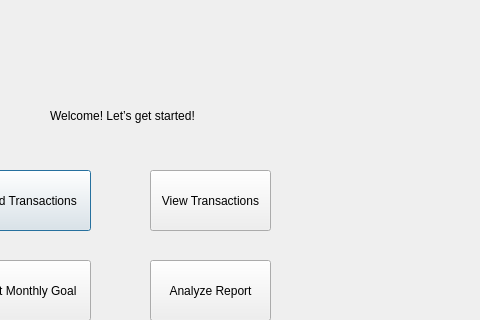
Above: homepage.ui from aasishhumagain/BudgetBuddy before the change; both pictures show x 160 to 640 and y 0 to 320 of the 640 by 480 pixel window. Below: the same form after it.
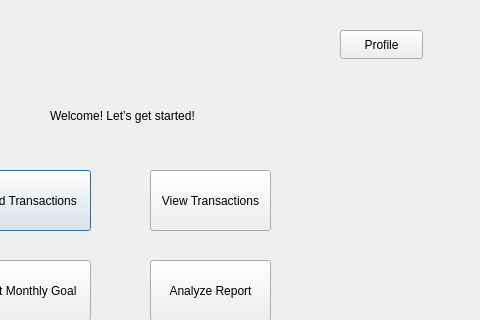
That is the form after the change.

Commit message: Profile page working 90%

What changed in the file:
```diff
--- a/homepage.ui
+++ b/homepage.ui
@@ -78,6 +78,19 @@
     <string>View Transactions</string>
    </property>
   </widget>
+  <widget class="QPushButton" name="buttonProfile">
+   <property name="geometry">
+    <rect>
+     <x>500</x>
+     <y>30</y>
+     <width>83</width>
+     <height>29</height>
+    </rect>
+   </property>
+   <property name="text">
+    <string>Profile</string>
+   </property>
+  </widget>
  </widget>
  <resources/>
  <connections/>
```
The commit also changes 10 other files.
